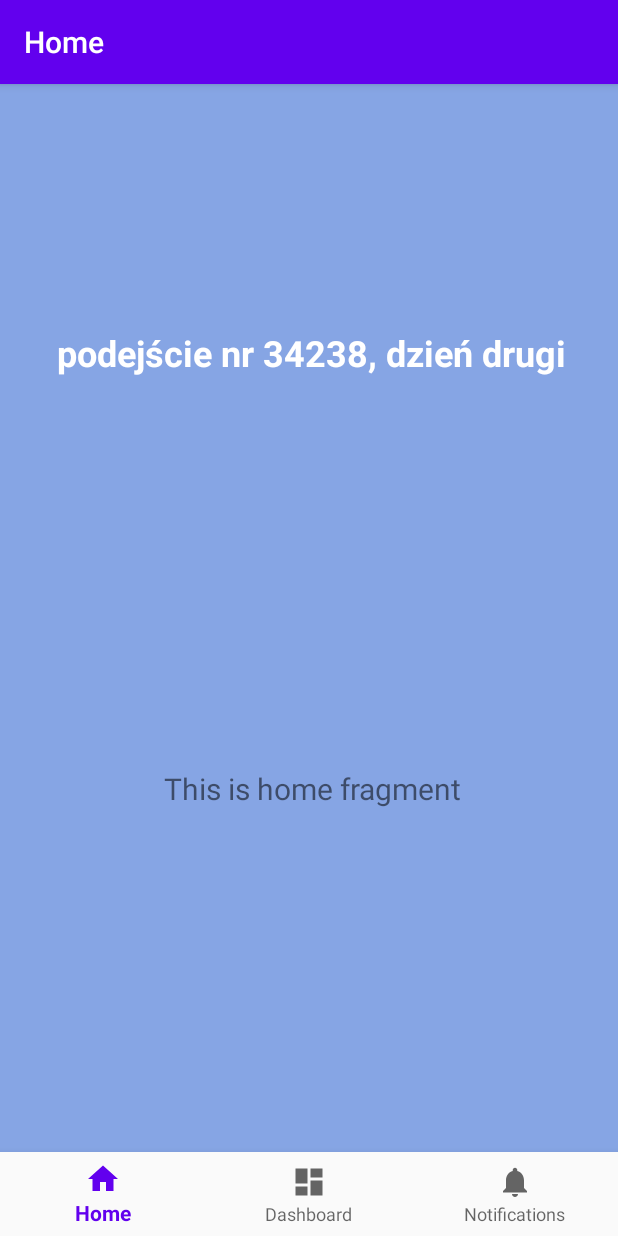
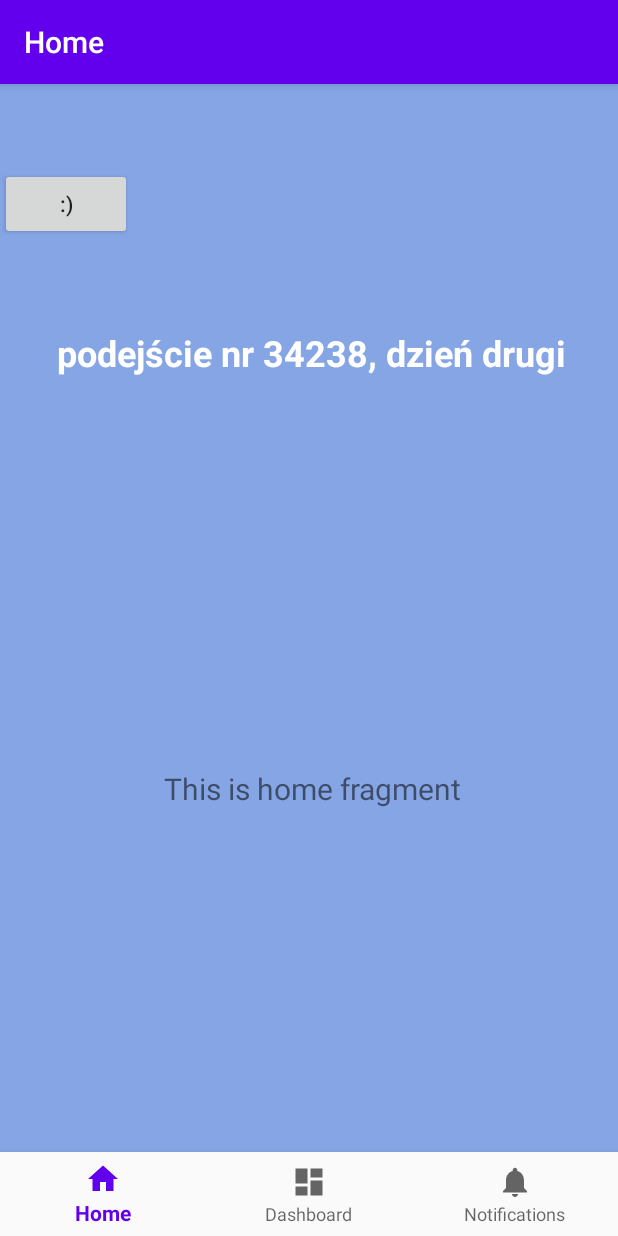
Before and after one commit to jaroslawlesniak/budzet-domowy, an Android app: the screen it shows after launch (MainActivity), on a phone screen of 412 x 824 dp. Run offline under Robolectric (Android 15) with nearby library versions, the phone set to English and light mode, and no system bars; our stand-ins replace navigation-ui.

Commit message:
Fajny przycisk

```diff
--- a/app/src/main/res/layout/activity_main.xml
+++ b/app/src/main/res/layout/activity_main.xml
@@ -51,4 +51,12 @@
         app:layout_constraintStart_toStartOf="parent"
         app:layout_constraintTop_toTopOf="parent" />
 
+    <Button
+        android:id="@+id/button"
+        android:layout_width="wrap_content"
+        android:layout_height="wrap_content"
+        android:text=":)"
+        tools:layout_editor_absoluteX="163dp"
+        tools:layout_editor_absoluteY="257dp" />
+
 </androidx.constraintlayout.widget.ConstraintLayout>
```
